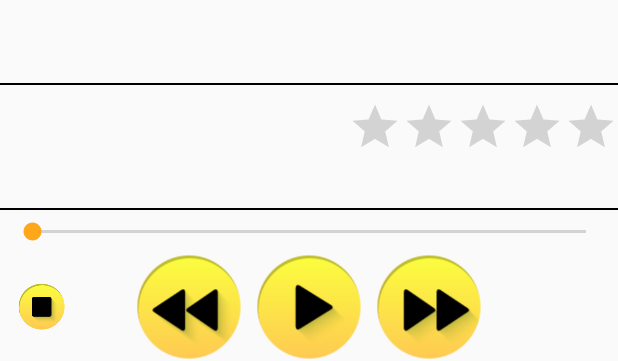
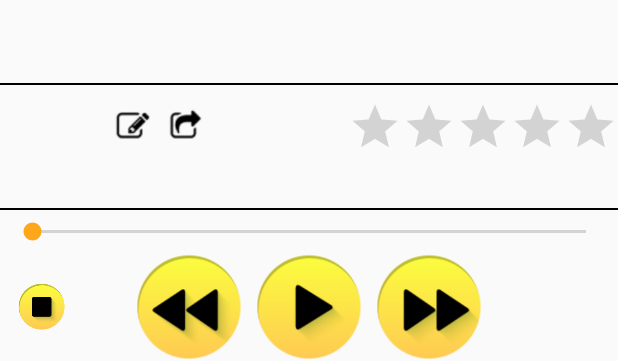
Before and after one commit to StudenetskiyA/LYMP-player, an Android app: the layout activity_main.xml on its own in the app's theme, with its tools: preview values and no code run, on a phone screen of 412 x 824 dp. Shown: the part 869-1230 px from the top of the screen. Run offline under Robolectric (Android 15) with nearby library versions, the phone set to English and light mode, and no system bars.

Commit message:
Кнопка очистки поиска.

```diff
--- a/app/src/main/res/layout/activity_main.xml
+++ b/app/src/main/res/layout/activity_main.xml
@@ -209,14 +209,6 @@
                             android:orientation="horizontal"
                             android:visibility="gone">
                             <ImageButton
-                                android:id="@+id/clear_search_button"
-                                android:layout_width="@dimen/medium_button_size"
-                                android:layout_height="@dimen/medium_button_size"
-                                android:background="@android:color/transparent"
-                                android:layout_alignParentStart="true"
-                                android:scaleType="fitXY"
-                                android:src="@drawable/editor" />
-                            <ImageButton
                                 android:id="@+id/test_saved_search_button"
                                 android:layout_width="@dimen/medium_button_size"
                                 android:layout_height="@dimen/medium_button_size"
@@ -267,6 +259,23 @@
                                 android:layout_toRightOf="@id/andor_search_button"
                                 android:scaleType="fitXY"
                                 android:src="@{viewmodel.sort==SortState.ByName ? @drawable/sortbyname : viewmodel.sort==SortState.ByListened ? @drawable/sortbylistened : @drawable/sortbydate}"/>
+                            <ImageButton
+                                android:id="@+id/withnotags_search_button"
+                                android:layout_width="@dimen/medium_button_size"
+                                android:layout_height="@dimen/medium_button_size"
+                                android:background="@android:color/transparent"
+                                android:layout_toRightOf="@id/sort_search_button"
+                                android:scaleType="fitXY"
+                                android:src="@drawable/searchwithnotags"/>
+                            <ImageButton
+                                android:id="@+id/clear_search_button"
+                                android:layout_width="@dimen/medium_button_size"
+                                android:layout_height="@dimen/medium_button_size"
+                                android:background="@android:color/transparent"
+                                android:layout_toRightOf="@id/withnotags_search_button"
+                                android:scaleType="fitXY"
+                                android:src="@drawable/searchclear"/>
+
                             <RatingBar
                                 android:id="@+id/ratingBarInSearch"
                                 android:layout_width="wrap_content"
```
Also changed, not shown: app/src/main/java/com/develop/dayre/lymp/LYMPModel.kt (+2 -10 lines), app/src/main/java/com/develop/dayre/lymp/LYMPViewModel.kt (+12 -6 lines), app/src/main/java/com/develop/dayre/lymp/MainActivity.kt (+10 -0 lines), app/src/main/res/drawable/searchclear.png (added), app/src/main/res/drawable/searchwithnotags.png (added).
